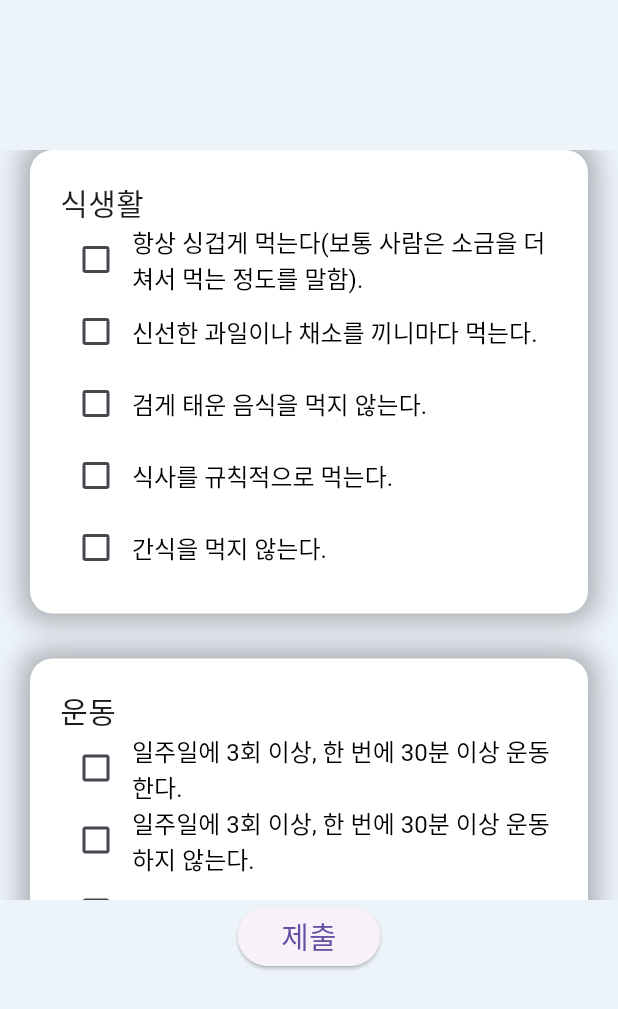
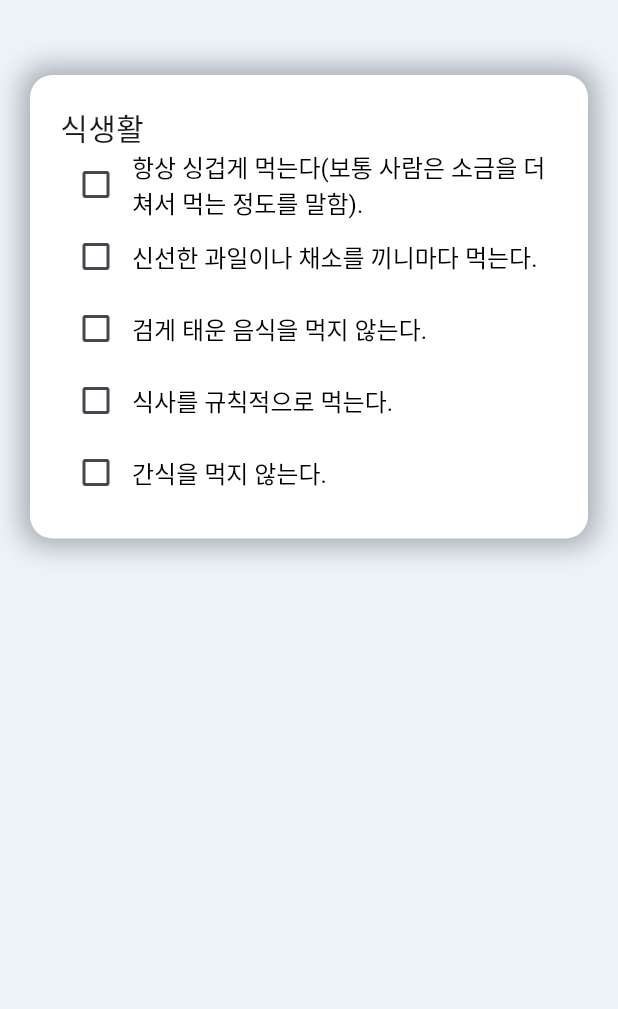
Before and after one commit to e4e6/SSGDT, a Flutter app: the QuestionScreen screen opened directly, on a phone screen of 412 x 824 dp. Shown: the top 1009 px of the screen. Run offline on Flutter 3.47's test engine with Material 3 defaults, Android fonts, the phone set to English and light mode, and no system bars; our stand-ins replace freezed_annotation.

Commit message:
etc:임시저장.

```diff
--- a/lib/controller/question_controller.dart
+++ b/lib/controller/question_controller.dart
@@ -9,91 +9,234 @@ class QuestionController with ChangeNotifier{
     QuestionBundleItem(
       questionTitle: '식생활',
       questionList: [
-        QuestionItem(questionText: '항상 싱겁게 먹는다(보통 사람은 소금을 더 쳐서 먹는 정도를 말함).'),
-        QuestionItem(questionText: '신선한 과일이나 채소를 끼니마다 먹는다.'),
-        QuestionItem(questionText: '검게 태운 음식을 먹지 않는다.'),
-        QuestionItem(questionText: '식사를 규칙적으로 먹는다.'),
-        QuestionItem(questionText: '간식을 먹지 않는다.'),
+        QuestionItem(
+          questionText:
+          '항상 싱겁게 먹는다(보통 사람은 소금을 더 쳐서 먹는 정도를 말함).',
+          score: -2.0,
+        ),
+        QuestionItem(
+          questionText: '신선한 과일이나 채소를 끼니마다 먹는다.',
+          score: -2.0,
+        ),
+        QuestionItem(
+          questionText: '검게 태운 음식을 먹지 않는다.',
+          score: -2.0,
+        ),
+        QuestionItem(
+          questionText: '식사를 규칙적으로 먹는다.',
+          score: -2.0,
+        ),
+        QuestionItem(
+          questionText: '간식을 먹지 않는다.',
+          score: -2.0,
+        ),
       ],
     ),
     QuestionBundleItem(
       questionTitle: '운동',
       questionList: [
-        QuestionItem(questionText: '일주일에 3회 이상, 한 번에 30분 이상 운동한다.'),
-        QuestionItem(questionText: '일주일에 3회 이상, 한 번에 30분 이상 운동하지 않는다.'),
-        QuestionItem(questionText: '운동을 전혀 하지 않거나 월 3회 미만 한다.'),
+        QuestionItem(
+          questionText: '일주일에 3회 이상, 한 번에 30분 이상 운동한다.',
+          score: -2.0,
+        ),
+        QuestionItem(
+          questionText: '일주일에 3회 이상, 한 번에 30분 이상 운동하지 않는다.',
+          score: 0.0,
+        ),
+        QuestionItem(
+          questionText: '운동을 전혀 하지 않거나 월 3회 미만 한다.',
+          score: 2.0,
+        ),
       ],
     ),
     QuestionBundleItem(
       questionTitle: '흡연',
       questionList: [
-        QuestionItem(questionText: '전혀 피운 적이 없거나 10년 전에 끊었다.'),
-        QuestionItem(questionText: '5 년 전에 끊었다.'),
-        QuestionItem(questionText: '1개월~5년 사이 끊었다.'),
-        QuestionItem(questionText: '하루 1갑 미만.'),
-        QuestionItem(questionText: '하루 1갑 이상.'),
+        QuestionItem(
+          questionText: '전혀 피운 적이 없거나 10년 전에 끊었다.',
+          score: 0.0,
+        ),
+        QuestionItem(
+          questionText: '5 년 전에 끊었다.',
+          score: 0.5,
+        ),
+        QuestionItem(
+          questionText: '1개월~5년 사이 끊었다.',
+          score: 1.0,
+        ),
+        QuestionItem(
+          questionText: '하루 1갑 미만.',
+          score: 3.0,
+        ),
+        QuestionItem(
+          questionText: '하루 1갑 이상.',
+          score: 5.0,
+        ),
       ],
     ),
     QuestionBundleItem(
       questionTitle: '음주',
       questionList: [
-        QuestionItem(questionText: '전혀 마시지 않는다.'),
-        QuestionItem(questionText: '횟수와 관계없이 소주 2홉 반 병 이하로 마신다.'),
-        QuestionItem(questionText: '일주일에 1~3회이고 한 번에 소주 2홉 1병 이상.'),
-        QuestionItem(questionText: '일주일에 4회 이상, 한 번에 소주 2홉 1병 이상.'),
-        QuestionItem(questionText: '2번과 3번 사이'),
+        QuestionItem(
+          questionText: '전혀 마시지 않는다.',
+          score: 0.0,
+        ),
+        QuestionItem(
+          questionText: '횟수와 관계없이 소주 2홉 반 병 이하로 마신다.',
+          score: -1.0,
+        ),
+        QuestionItem(
+          questionText: '일주일에 1~3회이고 한 번에 소주 2홉 1병 이상.',
+          score: 2.0,
+        ),
+        QuestionItem(
+          questionText: '일주일에 4회 이상, 한 번에 소주 2홉 1병 이상.',
+          score: 4.0,
+        ),
+        QuestionItem(
+          questionText: '2번과 3번 사이',
+          score: 1.0,
+        ),
       ],
     ),
     QuestionBundleItem(
       questionTitle: '스트레스',
       questionList: [
-        QuestionItem(questionText: '지난 한달간 정신적으로나 육체적으로 감당하기 어려운 어려움을 느낀 적이 있습니까?'),
-        QuestionItem(questionText: '지난 한달간 자신의 생활신념에 따라 살아가려고 애쓰다가 좌절을 느낀 적이 있습니까?'),
-        QuestionItem(questionText: '지난 한달간 처한 환경이 인간답게 살아가는데 부족하다고 느낀 적이 있습니까?'),
-        QuestionItem(questionText: '지난 한달간 미래에 대하여 불확실하게 느끼거나 불안해한 적이 있습니까?'),
-        QuestionItem(questionText: '지난 한달간 할 일들이 너무 많아 정말 중요한 일들을 잊은 적이 있습니까?'),
+        QuestionItem(
+          questionText:
+          '지난 한달간 정신적으로나 육체적으로 감당하기 어려운 어려움을 느낀 적이 있습니까?',
+          score: 1.0,
+        ),
+        QuestionItem(
+          questionText:
+          '지난 한달간 자신의 생활신념에 따라 살아가려고 애쓰다가 좌절을 느낀 적이 있습니까?',
+          score: 1.0,
+        ),
+        QuestionItem(
+          questionText:
+          '지난 한달간 처한 환경이 인간답게 살아가는데 부족하다고 느낀 적이 있습니까?',
+          score: 1.0,
+        ),
+        QuestionItem(
+          questionText:
+          '지난 한달간 미래에 대하여 불확실하게 느끼거나 불안해한 적이 있습니까?',
+          score: 1.0,
+        ),
+        QuestionItem(
+          questionText:
+          '지난 한달간 할 일들이 너무 많아 정말 중요한 일들을 잊은 적이 있습니까?',
+          score: 1.0,
+        ),
       ],
     ),
     QuestionBundleItem(
       questionTitle: '연간 여행거리 / 위험한 직업',
       questionList: [
-        QuestionItem(questionText: '서울~부산 거리의 10배 이하 / 일이 위험하지 않다.'),
-        QuestionItem(questionText: '서울~부산 거리의 10배~19배 정도 / 일이 약간 위험하다.'),
-        QuestionItem(questionText: '서울~부산 거리의 20배 이상 / 일이 위험하고 사고 가능성이 항상 있다.'),
+        QuestionItem(
+          questionText:
+          '서울~부산 거리의 10배 이하 / 일이 위험하지 않다.',
+          score: -1.0,
+        ),
+        QuestionItem(
+          questionText:
+          '서울~부산 거리의 10배~19배 정도 / 일이 약간 위험하다.',
+          score: 1.0,
+        ),
+        QuestionItem(
+          questionText:
+          '서울~부산 거리의 20배 이상 / 일이 위험하고 사고 가능성이 항상 있다.',
+          score: 2.0,
+        ),
       ],
     ),
     QuestionBundleItem(
       questionTitle: '운전 및 안전습관',
       questionList: [
-        QuestionItem(questionText: '안전벨트를 항상 착용하고, 무슨 일을 할 때마다 안전에 주의한다.'),
-        QuestionItem(questionText: '안전벨트를 항상 착용하지만, 무슨 일을 할 때마다 안전에 주의하지 않는다.'),
-        QuestionItem(questionText: '안전벨트를 항상 착용하지 않고, 무슨 일을 할 때마다 안전에 주의하지 않는다.'),
+        QuestionItem(
+          questionText:
+          '안전벨트를 항상 착용하고, 무슨 일을 할 때마다 안전에 주의한다.',
+          score: -1.0,
+        ),
+        QuestionItem(
+          questionText:
+          '안전벨트를 항상 착용하지만, 무슨 일을 할 때마다 안전에 주의하지 않는다.',
+          score: 0.0,
+        ),
+        QuestionItem(
+          questionText:
+          '안전벨트를 항상 착용하지 않고, 무슨 일을 할 때마다 안전에 주의하지 않는다.',
+          score: 1.0,
+        ),
       ],
     ),
     QuestionBundleItem(
       questionTitle: '건강검진',
       questionList: [
-        QuestionItem(questionText: '2 년에 1회 이상 건강검진을 받는다.'),
-        QuestionItem(questionText: '전혀 건강검진을 받지 않는다.'),
-        QuestionItem(questionText: '2 년에 1회 이하로 건강검진을 받는다.'),
+        QuestionItem(
+          questionText: '2 년에 1회 이상 건강검진을 받는다.',
+          score: -2.0,
+        ),
+        QuestionItem(
+          questionText: '전혀 건강검진을 받지 않는다.',
+          score: 2.0,
+        ),
+        QuestionItem(
+          questionText: '2 년에 1회 이하로 건강검진을 받는다.',
+          score: 0.0,
+        ),
       ],
     ),
     QuestionBundleItem(
       questionTitle: 'B형 간염 혹은 바이러스 보유자',
       questionList: [
-        QuestionItem(questionText: '그렇다.'),
-        QuestionItem(questionText: '아니다.'),
-        QuestionItem(questionText: '모른다.'),
+        QuestionItem(
+          questionText: '그렇다.',
+          score: 3.0,
+        ),
+        QuestionItem(
+          questionText: '아니다.',
+          score: 0.0,
+        ),
+        QuestionItem(
+          questionText: '모른다.',
+          score: 1.0,
+        ),
       ],
     ),
     QuestionBundleItem(
       questionTitle: '비만도',
       questionList: [
-        QuestionItem(questionText: '표준체중(이상 체중의 90~110%).'),
-        QuestionItem(questionText: '과체중 혹은 저체중(이상 체중의 110~119%/80~90%).'),
-        QuestionItem(questionText: '경도 비만 혹은 경도 저체중(이상 체중의 120~129%/75~80%).'),
-        QuestionItem(questionText: '고도 비만 혹은 고도 저체중(이상 체중의 130% 이상/74% 이하).'),
+        QuestionItem(
+          questionText: '표준체중(이상 체중의 90~110%).',
+          score: -1.0,
+        ),
+        QuestionItem(
+          questionText: '과체중 혹은 저체중(이상 체중의 110~119%/80~90%).',
+          score: 1.0,
+        ),
+        QuestionItem(
+          questionText: '경도 비만 혹은 경도 저체중(이상 체중의 120~129%/75~80%).',
+          score: 2.0,
+        ),
+        QuestionItem(
+          questionText: '고도 비만 혹은 고도 저체중(이상 체중의 130% 이상/74% 이하).',
+          score: 3.0,
+        ),
       ],
     ),
   ];
+
+  void changeQuestionCheckboxValue({required int questionBundleIndex, required int questionIndex}) {
+    final questionBundle = questionBundleList[questionBundleIndex];
+    final question = questionBundle.questionList[questionIndex];
+
+    final newQuestion = question.copyWith(isChecked: !question.isChecked);
+
+    final newQuestionBundle = questionBundle.copyWith(
+      questionList: List<QuestionItem>.from(questionBundle.questionList)
+         ..[questionIndex] = newQuestion,
+    );
+    questionBundleList[questionBundleIndex] = newQuestionBundle;
+    notifyListeners();
+  }
 }
--- a/lib/models/question_model/question_bundle_item.dart
+++ b/lib/models/question_model/question_bundle_item.dart
@@ -9,5 +9,6 @@ class QuestionBundleItem with _$QuestionBundleItem {
       {@Default("[item:]제목 추가 필요") String questionTitle,
         required List<QuestionItem> questionList,
         @Default(false) bool isMultipleSelectionsAllowed,
+        @Default(0.0) double initialScore,
       }) = _QuestionBundleItem;
 }
--- a/lib/models/question_model/question_item.dart
+++ b/lib/models/question_model/question_item.dart
@@ -7,6 +7,6 @@ class QuestionItem with _$QuestionItem {
   factory QuestionItem(
       {@Default(0) double score,
       @Default("질문 내용") String questionText,
-      @Default(false) isChecked,
+      @Default(false) bool isChecked,
       }) = _QuestionItem;
 }
--- a/lib/screens/body_age_test_start_screen.dart
+++ b/lib/screens/body_age_test_start_screen.dart
@@ -1,5 +1,5 @@
 import 'package:flutter/material.dart';
-import 'package:jindan/screens/question_screen.dart';
+import 'package:jindan/screens/question_screens/question_screen.dart';
 
 class BodyAgeTestStartScreen extends StatefulWidget {
   const BodyAgeTestStartScreen({Key? key}) : super(key: key);
--- a/lib/screens/question_screen.dart
+++ /dev/null
@@ -1,160 +0,0 @@
-import 'package:flutter/material.dart';
-import 'package:jindan/config/constant.dart';
-import 'package:jindan/controller/question_controller.dart';
-import 'package:jindan/models/question_model/question_bundle_item.dart';
-import 'package:jindan/models/question_model/question_item.dart';
-import 'package:jindan/screens/body_age_result_screen.dart';
-import 'package:provider/provider.dart';
-
-class QuestionScreen extends StatefulWidget {
-  QuestionScreen({Key? key}) : super(key: key);
-
-  @override
-  State<QuestionScreen> createState() => _QuestionScreenState();
-}
-
-class _QuestionScreenState extends State<QuestionScreen> {
-  @override
-  Widget build(BuildContext _) {
-    final QuestionController questionControllerWatch =
-        Provider.of<QuestionController>(_, listen: false);
-    // final TimeController timeControllerRead = Provider.of<TimeController>(_, listen: false);
-    return Scaffold(
-      backgroundColor: Constant.backgroundColor,
-      body: Consumer<QuestionController>(
-          builder: (context, questionController, _) {
-        return SingleChildScrollView(
-          child: Column(
-            children: [
-              SizedBox(
-                height: 100,
-              ),
-              SizedBox(
-                height: 500,
-                child: ListView.builder(
-                  shrinkWrap: false,
-                  padding: EdgeInsets.only(bottom: 100),
-                  itemCount: questionControllerWatch.questionBundleList.length,
-                  itemBuilder: (BuildContext _, int index) {
-                    print('in question screen ListView: questionBundleList');
-                    print(questionControllerWatch.questionBundleList);
-                    return Column(
-                      children: [
-                        BundleQuestionWidget(
-                          questionBundleItem:
-                              questionControllerWatch.questionBundleList[index],
-                        ),
-                        SizedBox(
-                          height: 30,
-                        ),
-                      ],
-                    );
-                  },
-                ),
-              ),
-              ElevatedButton(
-                  onPressed: () {
-                    setState(() {
-                      Navigator.of(context).push(MaterialPageRoute(
-                        builder: (context) => BodyAgeResultScreen(),
-                      ));
-                    });
-                  },
-                  child: Text(
-                    ' 제출 ',
-                    style: TextStyle(fontSize: 20),
-                  )),
-            ],
-          ),
-        );
-      }),
-    );
-  }
-}
-
-class SingleQuestionWidget extends StatelessWidget {
-  SingleQuestionWidget({
-    Key? key,
-    required this.questionItem,
-  }) : super(key: key);
-
-  QuestionItem questionItem;
-
-  @override
-  Widget build(BuildContext context) {
-    return Row(
-      children: [
-        Checkbox(
-          value: questionItem.isChecked,
-          onChanged: (value) {},
-        ),
-        Flexible(
-          child: RichText(
-            overflow: TextOverflow.ellipsis,
-            maxLines: 5,
-            // strutStyle: StrutStyle(fontSize: 16.0),
-            text: TextSpan(
-                text: questionItem.questionText,
-                style: TextStyle(color: Colors.black, fontSize: 16.0)),
-          ),
-        )
-      ],
-    );
-  }
-}
-
-class BundleQuestionWidget extends StatefulWidget {
-  BundleQuestionWidget({Key? key, required this.questionBundleItem})
-      : super(key: key);
-
-  final QuestionBundleItem questionBundleItem;
-
-  @override
-  State<BundleQuestionWidget> createState() => _BundleQuestionWidgetState();
-}
-
-class _BundleQuestionWidgetState extends State<BundleQuestionWidget> {
-  @override
-  Widget build(BuildContext context) {
-    return AnimatedContainer(
-      duration: Duration(milliseconds: 300),
-      curve: Curves.easeIn,
-      child: AnimatedContainer(
-          duration: Duration(milliseconds: 300),
-          padding: EdgeInsets.all(20.0),
-          curve: Curves.easeIn,
-          width: MediaQuery.of(context).size.width - 40,
-          margin: EdgeInsets.symmetric(horizontal: 20.0),
-          decoration: BoxDecoration(
-            color: Colors.white,
-            borderRadius: BorderRadius.circular(15.0),
-            boxShadow: [
-              BoxShadow(
-                  color: Colors.black.withOpacity(0.3),
-                  blurRadius: 15,
-                  spreadRadius: 5),
-            ],
-          ),
-          child: Column(
-            children: [
-              Row(
-                mainAxisAlignment: MainAxisAlignment.start,
-                children: [
-                  Text(widget.questionBundleItem.questionTitle,
-                      style: TextStyle(fontSize: 20)),
-                ],
-              ),
-              ListView.builder(
-                shrinkWrap: true,
-                itemCount: widget.questionBundleItem.questionItemList.length,
-                itemBuilder: (BuildContext _, int index) {
-                  return SingleQuestionWidget(
-                      questionItem:
-                          widget.questionBundleItem.questionItemList[index]);
-                },
-              ),
-            ],
-          )),
-    );
-  }
-}
--- /dev/null
+++ b/lib/screens/question_screens/question_screen.dart
@@ -0,0 +1,34 @@
+import 'package:flutter/material.dart';
+import 'package:jindan/config/constant.dart';
+import 'package:jindan/controller/question_controller.dart';
+import 'package:jindan/screens/body_age_result_screen.dart';
+import 'package:jindan/screens/question_screens/widgets/bundle_question_widget.dart';
+import 'package:provider/provider.dart';
+
+class QuestionScreen extends StatefulWidget {
+  QuestionScreen({Key? key}) : super(key: key);
+
+  @override
+  State<QuestionScreen> createState() => _QuestionScreenState();
+}
+
+class _QuestionScreenState extends State<QuestionScreen> {
+  @override
+  Widget build(BuildContext _) {
+    QuestionController questionControllerWatch =
+        Provider.of<QuestionController>(_, listen: true);
+    int questionBundleIndex;
+
+    return Scaffold(
+      backgroundColor: Constant.backgroundColor,
+      body: Column(
+        children: [
+          SizedBox(
+            height: 50,
+          ),
+          BundleQuestionWidget(questionBundleIndex: 0),
+        ],
+      ),
+    );
+  }
+}
--- /dev/null
+++ b/lib/screens/question_screens/widgets/bundle_question_widget.dart
@@ -0,0 +1,67 @@
+import 'package:flutter/material.dart';
+import 'package:jindan/controller/question_controller.dart';
+import 'package:jindan/models/question_model/question_bundle_item.dart';
+import 'package:jindan/screens/question_screens/widgets/single_question_widget.dart';
+import 'package:provider/provider.dart';
+
+class BundleQuestionWidget extends StatefulWidget {
+  BundleQuestionWidget({Key? key,required this.questionBundleIndex})
+      : super(key: key);
+
+  int questionBundleIndex;
+
+  @override
+  State<BundleQuestionWidget> createState() => _BundleQuestionWidgetState();
+}
+
+class _BundleQuestionWidgetState extends State<BundleQuestionWidget> {
+  @override
+  Widget build(BuildContext context) {
+    QuestionController questionControllerWatch =
+    Provider.of<QuestionController>(context, listen: true);
+
+    QuestionBundleItem questionBundleItem = questionControllerWatch.questionBundleList[widget.questionBundleIndex];
+
+    return AnimatedContainer(
+      duration: Duration(milliseconds: 300),
+      curve: Curves.easeIn,
+      child: AnimatedContainer(
+          duration: Duration(milliseconds: 300),
+          padding: EdgeInsets.all(20.0),
+          curve: Curves.easeIn,
+          width: MediaQuery.of(context).size.width - 40,
+          margin: EdgeInsets.symmetric(horizontal: 20.0),
+          decoration: BoxDecoration(
+            color: Colors.white,
+            borderRadius: BorderRadius.circular(15.0),
+            boxShadow: [
+              BoxShadow(
+                  color: Colors.black.withOpacity(0.3),
+                  blurRadius: 15,
+                  spreadRadius: 5),
+            ],
+          ),
+          child: Column(
+            children: [
+              Row(
+                mainAxisAlignment: MainAxisAlignment.start,
+                children: [
+                  Text(questionBundleItem.questionTitle,
+                      style: TextStyle(fontSize: 20)),
+                ],
+              ),
+              ListView.builder(
+                shrinkWrap: true,
+                itemCount: questionBundleItem.questionList.length,
+                itemBuilder: (BuildContext _, int questionIndex) {
+                  return SingleQuestionWidget(
+                    questionBundleIndex: widget.questionBundleIndex,
+                    questionIndex: questionIndex,
+                  );
+                },
+              ),
+            ],
+          )),
+    );
+  }
+}
--- /dev/null
+++ b/lib/screens/question_screens/widgets/single_question_widget.dart
@@ -0,0 +1,48 @@
+import 'package:flutter/material.dart';
+import 'package:jindan/controller/question_controller.dart';
+import 'package:jindan/models/question_model/question_bundle_item.dart';
+import 'package:jindan/models/question_model/question_item.dart';
+import 'package:provider/provider.dart';
+
+class SingleQuestionWidget extends StatelessWidget {
+  SingleQuestionWidget({
+    Key? key,
+    required this.questionBundleIndex,
+    required this. questionIndex,
+  }) : super(key: key);
+
+  int questionBundleIndex;
+  int questionIndex;
+
+  @override
+  Widget build(BuildContext context) {
+    QuestionController questionControllerWatch =
+    Provider.of<QuestionController>(context, listen: true);
+
+    QuestionBundleItem questionBundleItem = questionControllerWatch.questionBundleList[questionBundleIndex];
+    QuestionItem questionItem = questionBundleItem.questionList[questionIndex];
+
+    return Row(
+      children: [
+        Checkbox(
+          value: questionItem.isChecked,
+
+          onChanged: (value){
+            questionControllerWatch.changeQuestionCheckboxValue(questionBundleIndex: questionBundleIndex, questionIndex: questionIndex);
+            print('클릭됨: ${questionIndex}');
+          }
+        ),
+        Flexible(
+          child: RichText(
+            overflow: TextOverflow.ellipsis,
+            maxLines: 5,
+            // strutStyle: StrutStyle(fontSize: 16.0),
+            text: TextSpan(
+                text: questionItem.questionText,
+                style: TextStyle(color: Colors.black, fontSize: 16.0)),
+          ),
+        )
+      ],
+    );
+  }
+}
```
Also changed, not shown: lib/models/question_model/question_bundle_item.freezed.dart, lib/models/question_model/question_item.freezed.dart, lib/widgets/solution_card.dart (deleted).
